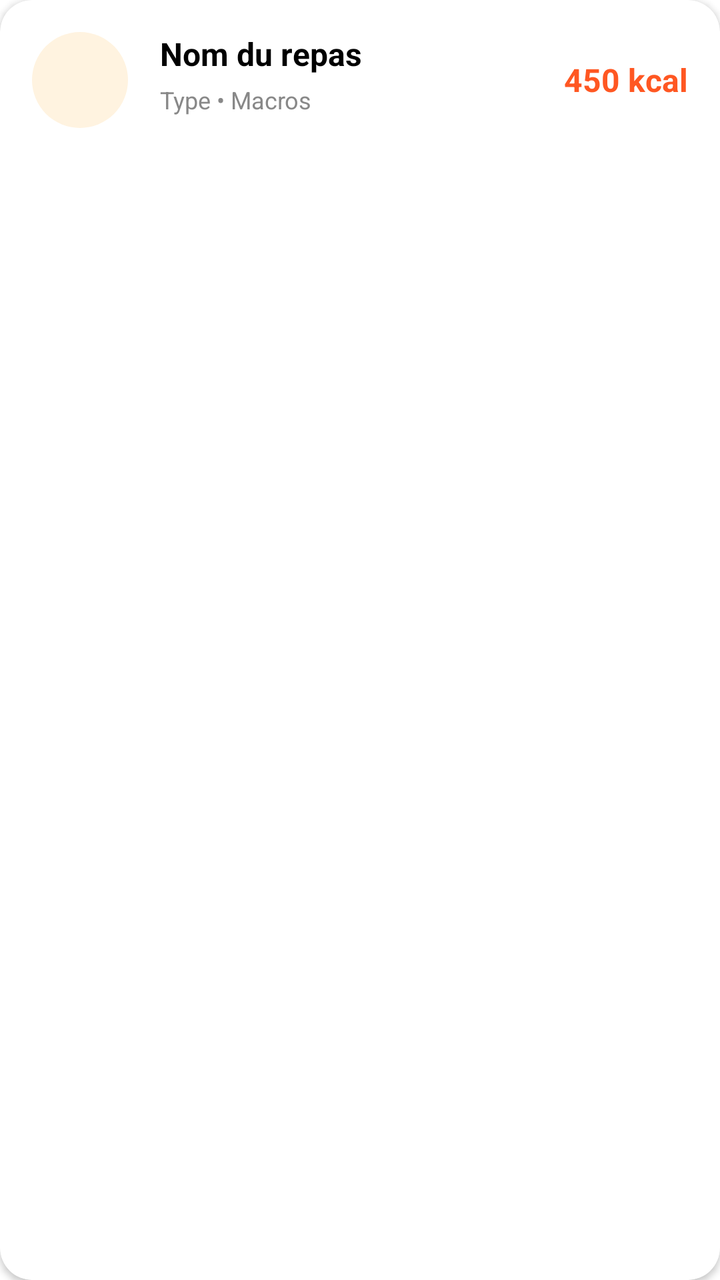
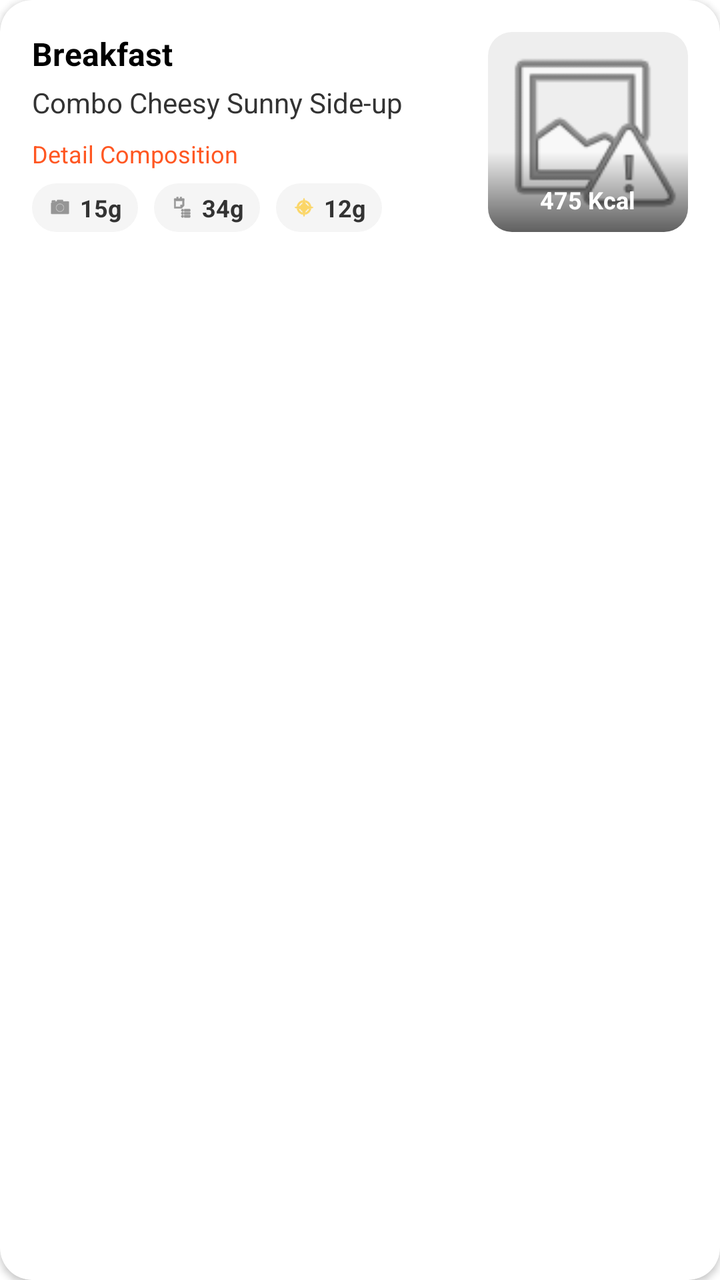

Screens rendered from an Android XML layout before and after an edit, with the pre-edit source and the edit as a unified diff.
<!-- AndroidManifest.xml: application theme Theme.CaloriesTracker -->
<!-- res/layout/item_meal.xml -->
<?xml version="1.0" encoding="utf-8"?>
<androidx.cardview.widget.CardView xmlns:android="http://schemas.android.com/apk/res/android"
    xmlns:app="http://schemas.android.com/apk/res-auto"
    android:layout_width="match_parent"
    android:layout_height="wrap_content"
    android:layout_marginBottom="16dp"
    android:foreground="?android:attr/selectableItemBackground"
    android:clickable="true"
    android:focusable="true"
    app:cardBackgroundColor="#FFFFFF"
    app:cardCornerRadius="16dp"
    app:cardElevation="2dp">

    <RelativeLayout
        android:layout_width="match_parent"
        android:layout_height="wrap_content"
        android:padding="16dp">

        <View
            android:id="@+id/iconMeal"
            android:layout_width="48dp"
            android:layout_height="48dp"
            android:background="@drawable/bg_rounded_white"
            android:backgroundTint="#FFF3E0"
            android:layout_centerVertical="true"
            android:layout_marginEnd="16dp"/>

        <TextView
            android:id="@+id/tvMealName"
            android:layout_width="wrap_content"
            android:layout_height="wrap_content"
            android:layout_toEndOf="@id/iconMeal"
            android:layout_toStartOf="@+id/tvMealCalories"
            android:text="Nom du repas"
            android:textColor="#000000"
            android:textSize="16sp"
            android:textStyle="bold" />

        <TextView
            android:id="@+id/tvMealTypeAndMacros"
            android:layout_width="wrap_content"
            android:layout_height="wrap_content"
            android:layout_below="@+id/tvMealName"
            android:layout_toEndOf="@id/iconMeal"
            android:layout_marginTop="4dp"
            android:text="Type • Macros"
            android:textColor="#888888"
            android:textSize="12sp" />

        <TextView
            android:id="@+id/tvMealCalories"
            android:layout_width="wrap_content"
            android:layout_height="wrap_content"
            android:layout_alignParentEnd="true"
            android:layout_centerVertical="true"
            android:text="450 kcal"
            android:textColor="#FF5722"
            android:textSize="16sp"
            android:textStyle="bold" />
    </RelativeLayout>
</androidx.cardview.widget.CardView>
<!-- resources referenced by this layout -->
<resources>
  <!-- drawable bg_rounded_white (drawable) -->
  <?xml version="1.0" encoding="utf-8"?>
  <shape xmlns:android="http://schemas.android.com/apk/res/android">
      <solid android:color="#FFFFFF" />
      <corners android:radius="24dp" />
  </shape>
  <style name="Theme.CaloriesTracker" parent="Theme.MaterialComponents.DayNight.NoActionBar">
          
          <item name="android:statusBarColor">@android:color/transparent</item>
          <item name="android:windowLightStatusBar">true</item>
      </style>
</resources>

<!-- the commit's change to res/layout/item_meal.xml (unified diff, before → after) -->
@@ -11,51 +11,179 @@
     app:cardCornerRadius="16dp"
     app:cardElevation="2dp">
 
-    <RelativeLayout
+    <androidx.constraintlayout.widget.ConstraintLayout
         android:layout_width="match_parent"
         android:layout_height="wrap_content"
         android:padding="16dp">
 
-        <View
-            android:id="@+id/iconMeal"
-            android:layout_width="48dp"
-            android:layout_height="48dp"
-            android:background="@drawable/bg_rounded_white"
-            android:backgroundTint="#FFF3E0"
-            android:layout_centerVertical="true"
+        <TextView
+            android:id="@+id/tvMealType"
+            android:layout_width="0dp"
+            android:layout_height="wrap_content"
+            android:text="Breakfast"
+            android:textColor="#000000"
+            android:textSize="16sp"
+            android:textStyle="bold"
+            app:layout_constraintTop_toTopOf="parent"
+            app:layout_constraintStart_toStartOf="parent"
+            app:layout_constraintEnd_toStartOf="@+id/cvImageContainer"
             android:layout_marginEnd="16dp"/>
 
         <TextView
             android:id="@+id/tvMealName"
+            android:layout_width="0dp"
+            android:layout_height="wrap_content"
+            android:text="Combo Cheesy Sunny Side-up"
+            android:textColor="#333333"
+            android:textSize="14sp"
+            app:layout_constraintTop_toBottomOf="@+id/tvMealType"
+            app:layout_constraintStart_toStartOf="parent"
+            app:layout_constraintEnd_toStartOf="@+id/cvImageContainer"
+            android:layout_marginEnd="16dp"
+            android:layout_marginTop="4dp"/>
+
+        <TextView
+            android:id="@+id/tvDetailLink"
             android:layout_width="wrap_content"
             android:layout_height="wrap_content"
-            android:layout_toEndOf="@id/iconMeal"
-            android:layout_toStartOf="@+id/tvMealCalories"
-            android:text="Nom du repas"
-            android:textColor="#000000"
-            android:textSize="16sp"
-            android:textStyle="bold" />
+            android:text="Detail Composition"
+            android:textColor="#FF5722"
+            android:textSize="12sp"
+            app:layout_constraintTop_toBottomOf="@+id/tvMealName"
+            app:layout_constraintStart_toStartOf="parent"
+            android:layout_marginTop="8dp"/>
 
-        <TextView
-            android:id="@+id/tvMealTypeAndMacros"
-            android:layout_width="wrap_content"
+        <LinearLayout
+            android:id="@+id/llMacros"
+            android:layout_width="0dp"
             android:layout_height="wrap_content"
-            android:layout_below="@+id/tvMealName"
-            android:layout_toEndOf="@id/iconMeal"
-            android:layout_marginTop="4dp"
-            android:text="Type • Macros"
-            android:textColor="#888888"
-            android:textSize="12sp" />
+            android:orientation="horizontal"
+            app:layout_constraintBottom_toBottomOf="@+id/cvImageContainer"
+            app:layout_constraintStart_toStartOf="parent"
+            app:layout_constraintEnd_toStartOf="@+id/cvImageContainer"
+            android:layout_marginEnd="16dp"
+            android:layout_marginTop="16dp">
 
-        <TextView
-            android:id="@+id/tvMealCalories"
-            android:layout_width="wrap_content"
-            android:layout_height="wrap_content"
-            android:layout_alignParentEnd="true"
-            android:layout_centerVertical="true"
-            android:text="450 kcal"
-            android:textColor="#FF5722"
-            android:textSize="16sp"
-            android:textStyle="bold" />
-    </RelativeLayout>
+            
+            <LinearLayout
+                android:layout_width="wrap_content"
+                android:layout_height="wrap_content"
+                android:background="@drawable/bg_rounded_white"
+                android:backgroundTint="#F5F5F5"
+                android:paddingStart="8dp"
+                android:paddingEnd="8dp"
+                android:paddingTop="4dp"
+                android:paddingBottom="4dp"
+                android:gravity="center_vertical"
+                android:layout_marginEnd="8dp">
+                <ImageView
+                    android:layout_width="12dp"
+                    android:layout_height="12dp"
+                    android:src="@android:drawable/ic_menu_camera"
+                    app:tint="#555555"/>
+                <TextView
+                    android:id="@+id/tvProteinBadge"
+                    android:layout_width="wrap_content"
+                    android:layout_height="wrap_content"
+                    android:layout_marginStart="4dp"
+                    android:text="15g"
+                    android:textColor="#333333"
+                    android:textSize="12sp"
+                    android:textStyle="bold"/>
+            </LinearLayout>
+
+            
+            <LinearLayout
+                android:layout_width="wrap_content"
+                android:layout_height="wrap_content"
+                android:background="@drawable/bg_rounded_white"
+                android:backgroundTint="#F5F5F5"
+                android:paddingStart="8dp"
+                android:paddingEnd="8dp"
+                android:paddingTop="4dp"
+                android:paddingBottom="4dp"
+                android:gravity="center_vertical"
+                android:layout_marginEnd="8dp">
+                <ImageView
+                    android:layout_width="12dp"
+                    android:layout_height="12dp"
+                    android:src="@android:drawable/ic_menu_agenda"
+                    app:tint="#555555"/>
+                <TextView
+                    android:id="@+id/tvCarbsBadge"
+                    android:layout_width="wrap_content"
+                    android:layout_height="wrap_content"
+                    android:layout_marginStart="4dp"
+                    android:text="34g"
+                    android:textColor="#333333"
+                    android:textSize="12sp"
+                    android:textStyle="bold"/>
+            </LinearLayout>
+
+            
+            <LinearLayout
+                android:layout_width="wrap_content"
+                android:layout_height="wrap_content"
+                android:background="@drawable/bg_rounded_white"
+                android:backgroundTint="#F5F5F5"
+                android:paddingStart="8dp"
+                android:paddingEnd="8dp"
+                android:paddingTop="4dp"
+                android:paddingBottom="4dp"
+                android:gravity="center_vertical">
+                <ImageView
+                    android:layout_width="12dp"
+                    android:layout_height="12dp"
+                    android:src="@android:drawable/ic_menu_compass"
+                    app:tint="#FFC107"/>
+                <TextView
+                    android:id="@+id/tvFatBadge"
+                    android:layout_width="wrap_content"
+                    android:layout_height="wrap_content"
+                    android:layout_marginStart="4dp"
+                    android:text="12g"
+                    android:textColor="#333333"
+                    android:textSize="12sp"
+                    android:textStyle="bold"/>
+            </LinearLayout>
+        </LinearLayout>
+
+        
+        <androidx.cardview.widget.CardView
+            android:id="@+id/cvImageContainer"
+            android:layout_width="100dp"
+            android:layout_height="100dp"
+            app:cardCornerRadius="12dp"
+            app:cardElevation="0dp"
+            app:layout_constraintTop_toTopOf="parent"
+            app:layout_constraintBottom_toBottomOf="parent"
+            app:layout_constraintEnd_toEndOf="parent">
+
+            <ImageView
+                android:id="@+id/ivMealImage"
+                android:layout_width="match_parent"
+                android:layout_height="match_parent"
+                android:scaleType="centerCrop"
+                android:src="@android:drawable/ic_menu_report_image"
+                android:background="#EEEEEE"/>
+
+            <View
+                android:layout_width="match_parent"
+                android:layout_height="40dp"
+                android:layout_gravity="bottom"
+                android:background="@drawable/bg_gradient_bottom"/>
+
+            <TextView
+                android:id="@+id/tvMealCalories"
+                android:layout_width="wrap_content"
+                android:layout_height="wrap_content"
+                android:layout_gravity="bottom|center_horizontal"
+                android:layout_marginBottom="8dp"
+                android:text="475 Kcal"
+                android:textColor="#FFFFFF"
+                android:textSize="12sp"
+                android:textStyle="bold"/>
+        </androidx.cardview.widget.CardView>
+
+    </androidx.constraintlayout.widget.ConstraintLayout>
 </androidx.cardview.widget.CardView>
<!-- resource entries referenced after the edit -->
@@ -1,5 +1,14 @@
 <!-- resources referenced by this layout -->
 <resources>
+  <!-- drawable bg_gradient_bottom (drawable) -->
+  <?xml version="1.0" encoding="utf-8"?>
+  <shape xmlns:android="http://schemas.android.com/apk/res/android">
+      <gradient
+          android:angle="270"
+          android:startColor="#00000000"
+          android:endColor="#99000000"
+          android:type="linear" />
+  </shape>
   <!-- drawable bg_rounded_white (drawable) -->
   <?xml version="1.0" encoding="utf-8"?>
   <shape xmlns:android="http://schemas.android.com/apk/res/android">
